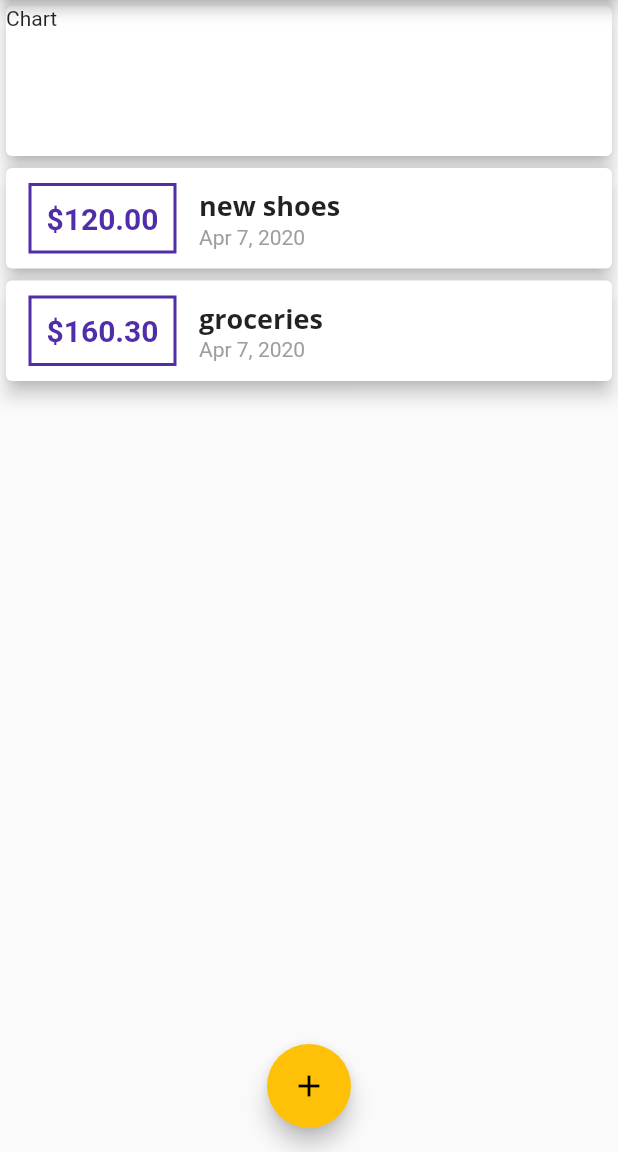
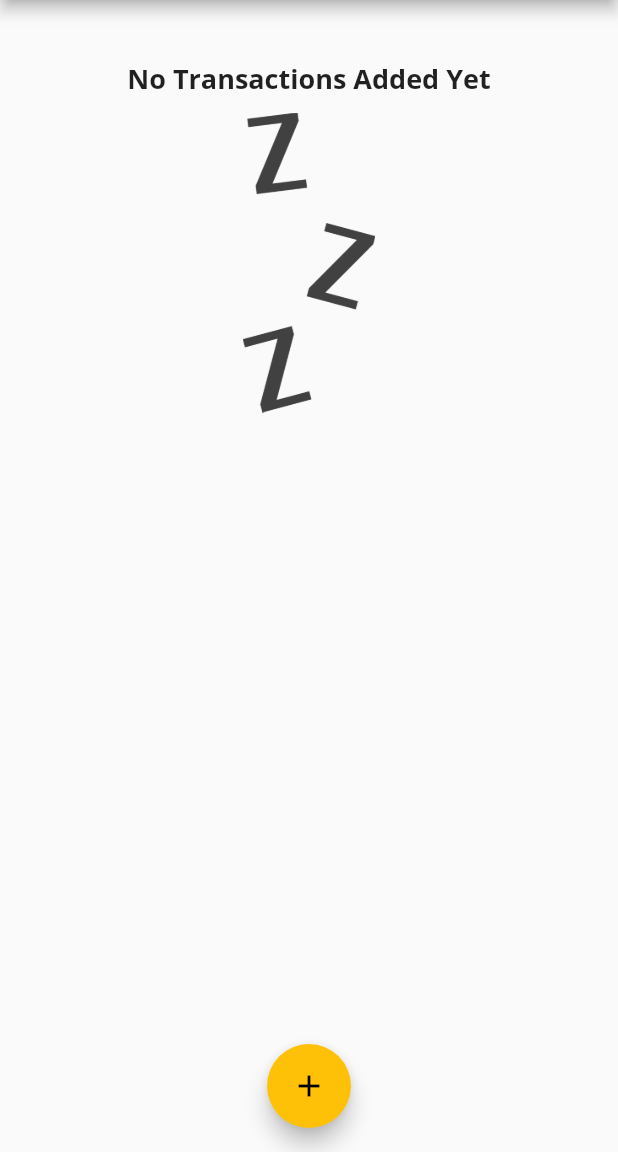
Before and after one commit to brimac1634/practice-flutter-expense, a Flutter app: the screen it shows after launch, on a phone screen of 412 x 824 dp, the part 84-1236 px from its top. Run offline on Flutter 3.47's test engine with Material 2 defaults, Android fonts, the phone set to English and light mode, and no system bars.

Commit message:
added chart component with grouped transactions for the week

```diff
--- a/lib/main.dart
+++ b/lib/main.dart
@@ -2,6 +2,7 @@ import 'package:flutter/material.dart';
 
 import './widgets/transaction_list.dart';
 import './widgets/new_transaction.dart';
+import './widgets/chart.dart';
 
 import './models/transaction.dart';
 
@@ -16,7 +17,11 @@ class MyApp extends StatelessWidget {
           primarySwatch: Colors.deepPurple,
           accentColor: Colors.amber,
           fontFamily: 'Quicksand',
-          textTheme: ThemeData.light().textTheme.copyWith(title: TextStyle(fontFamily: 'OpenSans', fontWeight: FontWeight.bold, fontSize: 18)),
+          textTheme: ThemeData.light().textTheme.copyWith(
+              title: TextStyle(
+                  fontFamily: 'OpenSans',
+                  fontWeight: FontWeight.bold,
+                  fontSize: 18)),
           appBarTheme: AppBarTheme(
               textTheme: ThemeData.light().textTheme.copyWith(
                   title: TextStyle(
@@ -35,11 +40,21 @@ class MyHomePage extends StatefulWidget {
 
 class _MyHomePageState extends State<MyHomePage> {
   final List<Transaction> _userTransactions = [
-    Transaction(
-        id: 't1', title: 'new shoes', amount: 120.00, date: DateTime.now()),
-    Transaction(
-        id: 't2', title: 'groceries', amount: 160.30, date: DateTime.now()),
+    // Transaction(
+    //     id: 't1', title: 'new shoes', amount: 120.00, date: DateTime.now()),
+    // Transaction(
+    //     id: 't2', title: 'groceries', amount: 160.30, date: DateTime.now()),
   ];
+
+  List<Transaction> get _recentTransactions {
+    return _userTransactions.where((tx) {
+      return tx.date.isAfter(
+        DateTime.now().subtract(
+          Duration(days: 7)
+        )
+      );
+    }).toList();
+  }
 
   void _addNewTransaction(String title, double amount) {
     final newTx = Transaction(
@@ -73,14 +88,7 @@ class _MyHomePageState extends State<MyHomePage> {
         ],
       ),
       body: ListView(children: <Widget>[
-        Card(
-          child: Container(
-            width: double.infinity,
-            height: 100,
-            child: Text('Chart'),
-          ),
-          elevation: 5.0,
-        ),
+        Chart(_recentTransactions),
         TransactionList(_userTransactions),
       ]),
       floatingActionButtonLocation: FloatingActionButtonLocation.centerFloat,
--- /dev/null
+++ b/lib/widgets/chart.dart
@@ -0,0 +1,38 @@
+import 'package:flutter/material.dart';
+import 'package:intl/intl.dart';
+
+import '../models/transaction.dart';
+
+class Chart extends StatelessWidget {
+  final List<Transaction> recentTransactions;
+
+  Chart(this.recentTransactions);
+
+  List<Map<String, Object>> get groupedTransactionValues {
+    return List.generate(7, (index) {
+      final weekDay = DateTime.now().subtract(Duration(days: index));
+      var totalSum = 0.0;
+
+      for (var i = 0; i < recentTransactions.length; i++) {
+        if (recentTransactions[i].date.day == weekDay.day &&
+            recentTransactions[i].date.month == weekDay.month &&
+            recentTransactions[i].date.year == weekDay.year) {
+              totalSum += recentTransactions[i].amount;
+          }
+      }
+
+      return {'day': DateFormat.E(weekDay), 'amount': totalSum};
+    });
+  }
+
+  @override
+  Widget build(BuildContext context) {
+    return Card(
+      elevation: 6,
+      margin: EdgeInsets.all(20),
+      child: Row(
+        children: <Widget>[],
+      ),
+    );
+  }
+}
--- a/lib/widgets/transaction_list.dart
+++ b/lib/widgets/transaction_list.dart
@@ -12,7 +12,21 @@ class TransactionList extends StatelessWidget {
   Widget build(BuildContext context) {
     return Container(
       height: 300,
-      child: ListView.builder(
+      child: transactions.isEmpty
+          ? Column(
+              children: <Widget>[
+                Text('No Transactions Added Yet',
+                    style: Theme.of(context).textTheme.title),
+                SizedBox(height: 10,),
+                Container(
+                    height: 200,
+                    child: Image.asset(
+                      'assets/images/waiting.png',
+                      fit: BoxFit.cover,
+                    )),
+              ],
+            )
+          : ListView.builder(
               itemBuilder: (ctx, index) {
                 return Card(
                   elevation: 5.0,
@@ -24,7 +38,9 @@ class TransactionList extends StatelessWidget {
                         horizontal: 15,
                       ),
                       decoration: BoxDecoration(
-                      border: Border.all(color: Theme.of(context).primaryColorDark, width: 2)),
+                          border: Border.all(
+                              color: Theme.of(context).primaryColorDark,
+                              width: 2)),
                       child: Text(
                         '\$${transactions[index].amount.toStringAsFixed(2)}',
                         style: TextStyle(
--- a/pubspec.yaml
+++ b/pubspec.yaml
@@ -42,8 +42,8 @@ flutter:
   uses-material-design: true
 
   # To add assets to your application, add an assets section, like this:
-  # assets:
-  #  - images/a_dot_burr.jpeg
+  assets:
+   - assets/images/waiting.png
   #  - images/a_dot_ham.jpeg
 
   # An image asset can refer to one or more resolution-specific "variants", see
```
Also changed, not shown: assets/images/waiting.png (added). Lines whose indentation alone changed are shown as unchanged.
